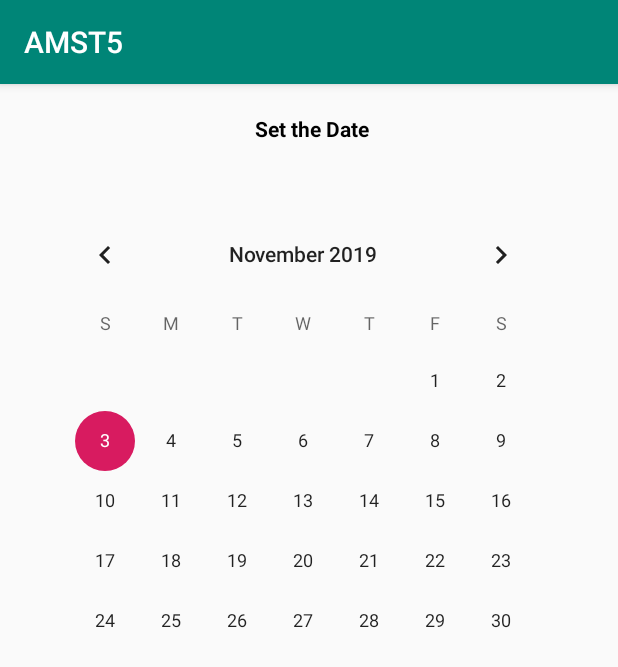
After one commit to luanvarg/AMST5, an Android app: the CalendarActivity screen opened directly, with no data from a screen before it, on a phone screen of 412 x 824 dp. The commit adds this screen. Shown: the top 667 px of the screen. Run offline under Robolectric (Android 15) with nearby library versions, the phone set to English and light mode, and no system bars.

Commit message:
agregamos calendario

```diff
--- a/app/src/main/AndroidManifest.xml
+++ b/app/src/main/AndroidManifest.xml
@@ -1,7 +1,6 @@
 <?xml version="1.0" encoding="utf-8"?>
 <manifest xmlns:android="http://schemas.android.com/apk/res/android"
     package="com.example.amst5">
-
     <!--
          The ACCESS_COARSE/FINE_LOCATION permissions are not required to use
          Google Maps Android API v2, but you must specify either coarse or fine
@@ -18,7 +17,7 @@
         android:roundIcon="@mipmap/ic_launcher_round"
         android:supportsRtl="true"
         android:theme="@style/AppTheme">
-
+        <activity android:name=".CalendarActivity"></activity>
         <!--
              The API key for Google Maps-based APIs is defined as a string resource.
              (See the file "res/values/google_maps_api.xml").
@@ -33,7 +32,7 @@
 
         <activity
             android:name=".MapsActivity"
-            android:label="@string/title_activity_maps"></activity>
+            android:label="@string/title_activity_maps" />
         <activity android:name=".MainActivity">
             <intent-filter>
                 <action android:name="android.intent.action.MAIN" />
--- /dev/null
+++ b/app/src/main/java/com/example/amst5/CalendarActivity.java
@@ -0,0 +1,37 @@
+package com.example.amst5;
+
+import androidx.annotation.NonNull;
+import androidx.appcompat.app.AppCompatActivity;
+
+import android.os.Bundle;
+import android.widget.CalendarView;
+import android.widget.TextView;
+
+public class CalendarActivity extends AppCompatActivity {
+    //Se define una variable de tipo CalendarView y TextView
+    CalendarView calendar;
+    TextView date_view;
+
+    @Override
+    protected void onCreate(Bundle savedInstanceState) {
+        super.onCreate(savedInstanceState);
+        setContentView(R.layout.activity_calendar);
+
+        /*Se llama por ID para cada componente creado en el XML
+        y se usa findViewById para obtener dichos valores*/
+        calendar = (CalendarView)findViewById(R.id.calender);
+        date_view = (TextView)findViewById(R.id.date_view);
+
+        calendar.setOnDateChangeListener(new CalendarView.OnDateChangeListener() {
+            @Override
+            public void onSelectedDayChange(@NonNull CalendarView view, int year, int month, int dayOfMonth) {
+                //Creamos el formato de salida de la fecha mediante el Listener
+                //Se agrega + 1 al mes ya que el indice empieza desde 0
+                String date = dayOfMonth + "/" + (month + 1)+ "/" + year;
+
+                //seteamos la fecha al TextView para mostrarlo
+                date_view.setText(date);
+            }
+        });
+    }
+}
--- a/app/src/main/java/com/example/amst5/MainActivity.java
+++ b/app/src/main/java/com/example/amst5/MainActivity.java
@@ -32,6 +32,14 @@ public class MainActivity extends AppCompatActivity {
             }
         });
 
+        fab2.setOnClickListener(new View.OnClickListener() {
+            @Override
+            public void onClick(View v) {
+                Intent toCalendar = new Intent(MainActivity.this, CalendarActivity.class);
+                startActivity(toCalendar);
+            }
+        });
+
     }
 
     @Override
--- /dev/null
+++ b/app/src/main/res/layout/activity_calendar.xml
@@ -0,0 +1,30 @@
+<?xml version="1.0" encoding="utf-8"?>
+<RelativeLayout
+    xmlns:android="http://schemas.android.com/apk/res/android"
+    xmlns:app="http://schemas.android.com/apk/res-auto"
+    xmlns:tools="http://schemas.android.com/tools"
+    android:layout_width="match_parent"
+    android:layout_height="match_parent"
+    tools:context=".CalendarActivity">
+
+    <!-- Add TextView to display the date -->
+    <TextView
+        android:id="@+id/date_view"
+        android:layout_width="wrap_content"
+        android:layout_height="wrap_content"
+        android:layout_marginLeft="170dp"
+        android:layout_marginTop="20dp"
+        android:text="Set the Date"
+        android:textColor="@android:color/background_dark"
+        android:textStyle="bold" />
+
+    <!-- Add CalenderView to display the Calender -->
+    <CalendarView
+        android:id="@+id/calender"
+        android:layout_marginTop="80dp"
+        android:layout_marginLeft="28dp"
+        android:layout_width="wrap_content"
+        android:layout_height="wrap_content">
+    </CalendarView>
+
+</RelativeLayout>
```
